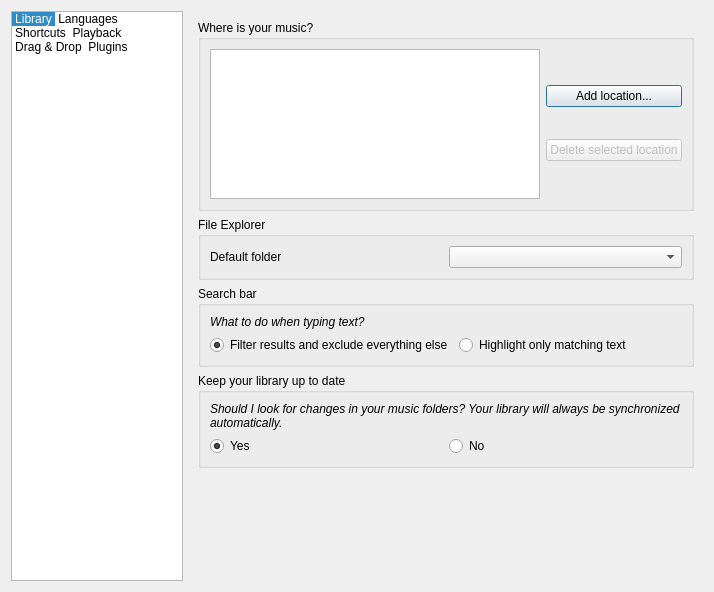
Old version of the form src/Player/customizeoptionsdialog.ui in the repository MBach/Miam-Player.
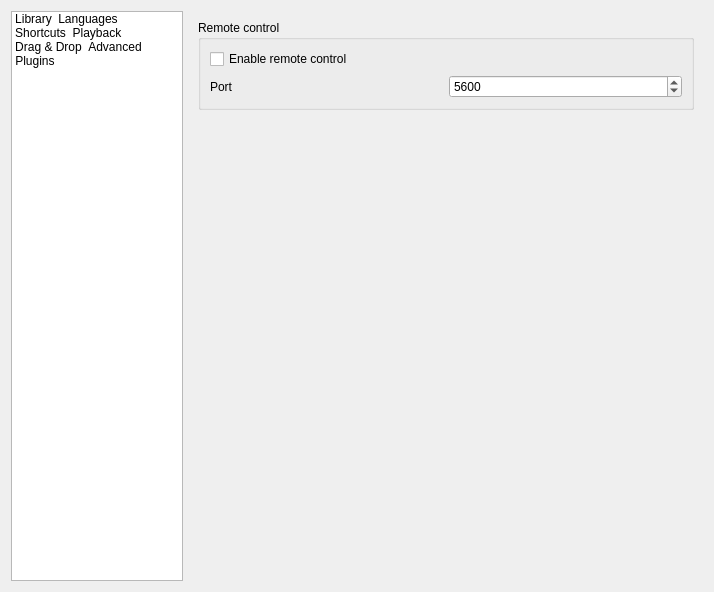
New version of the form. The open tabs and pages were chosen to show the change. Icons and pictures are not drawn. Custom widgets are drawn as their Qt base class.

Commit message: Add advanced section in settings

Diff of the .ui file:
```diff
--- a/src/Player/customizeoptionsdialog.ui
+++ b/src/Player/customizeoptionsdialog.ui
@@ -65,7 +65,7 @@
       <enum>QListView::IconMode</enum>
      </property>
      <property name="currentRow">
-      <number>0</number>
+      <number>-1</number>
      </property>
      <item>
       <property name="text">
@@ -112,6 +112,15 @@
         <normaloff>:/icons/drop-arrow</normaloff>:/icons/drop-arrow</iconset>
       </property>
      </item>
+     <item>
+      <property name="text">
+       <string>Advanced</string>
+      </property>
+      <property name="icon">
+       <iconset resource="player.qrc">
+        <normaloff>:/config/advanced</normaloff>:/config/advanced</iconset>
+      </property>
+     </item>
      <item>
       <property name="text">
        <string>Plugins</string>
@@ -4380,6 +4389,59 @@
        </item>
       </layout>
      </widget>
+     <widget class="QWidget" name="page">
+      <layout class="QVBoxLayout" name="verticalLayout_13">
+       <item>
+        <widget class="QGroupBox" name="groupBox">
+         <property name="title">
+          <string>Remote control</string>
+         </property>
+         <layout class="QGridLayout" name="gridLayout_6">
+          <item row="1" column="0">
+           <widget class="QLabel" name="remoteControlLabelPort">
+            <property name="text">
+             <string>Port</string>
+            </property>
+           </widget>
+          </item>
+          <item row="1" column="1">
+           <widget class="QSpinBox" name="remoteControlPortSpinBox">
+            <property name="minimum">
+             <number>1025</number>
+            </property>
+            <property name="maximum">
+             <number>65535</number>
+            </property>
+            <property name="value">
+             <number>5600</number>
+            </property>
+           </widget>
+          </item>
+          <item row="0" column="0">
+           <widget class="QCheckBox" name="enableRemoteControlCheckBox">
+            <property name="text">
+             <string>Enable remote control</string>
+            </property>
+           </widget>
+          </item>
+         </layout>
+        </widget>
+       </item>
+       <item>
+        <spacer name="verticalSpacer_3">
+         <property name="orientation">
+          <enum>Qt::Vertical</enum>
+         </property>
+         <property name="sizeHint" stdset="0">
+          <size>
+           <width>20</width>
+           <height>40</height>
+          </size>
+         </property>
+        </spacer>
+       </item>
+      </layout>
+     </widget>
      <widget class="QWidget" name="pagePlugins">
       <layout class="QVBoxLayout" name="verticalLayout_11">
        <item>
```
Left out of the diff: 4 changed lines with no effect on the pictures. The commit also changes 6 other files.
